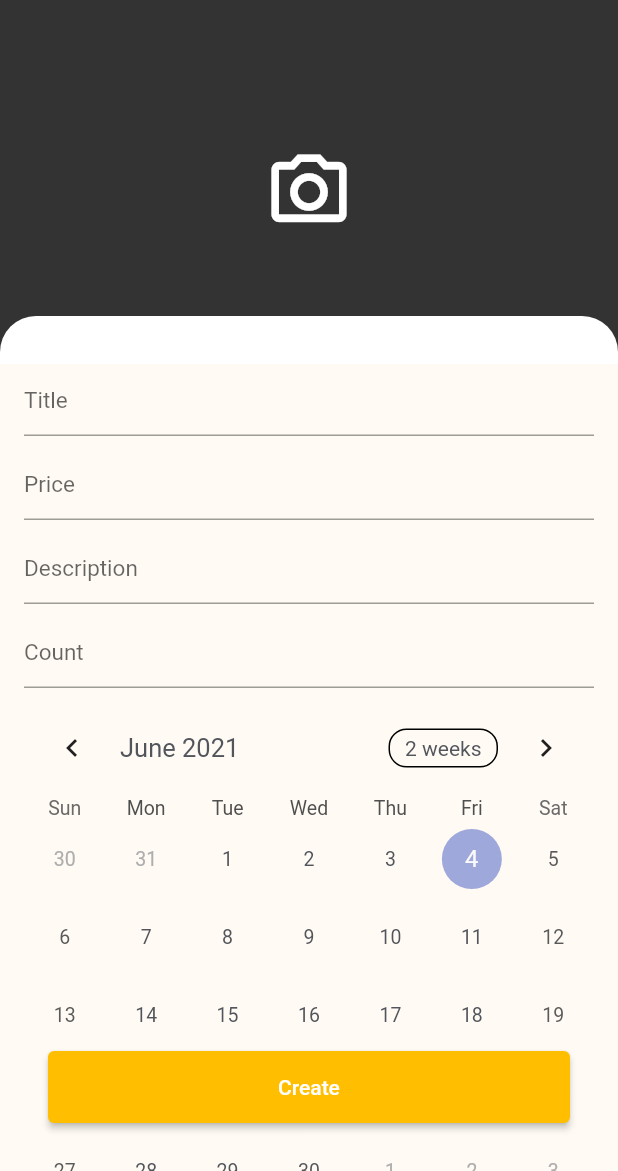
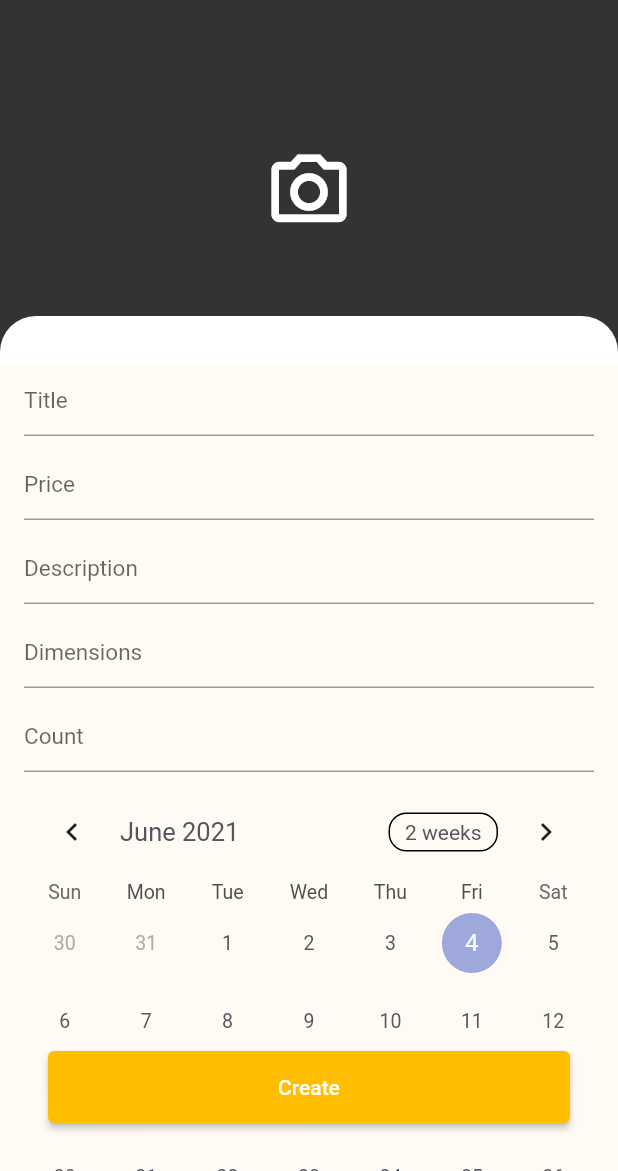
Before and after one commit to HackIDC65/HackIDC65App, a Flutter app: the CreateItemScreen screen opened directly with empty values, on a phone screen of 412 x 824 dp, the part 65-1236 px from its top. Run offline on Flutter 3.47's test engine with Material 2 defaults, Android fonts, the phone set to English and light mode, and no system bars; drawn by our look-alikes of flutter_platform_widgets, table_calendar; our stand-ins replace cloud_firestore, firebase_core, firebase_storage, flutter_typeahead, get_it, google_fonts and 3 more; missing offline and left inert: cupertino_stepper, flutter_facebook_auth; accounts and stored records are empty; generated files the repository leaves out were written again; Roboto replaces fonts that are missing (Assistant).

Commit message:
add dimensions

```diff
--- a/lib/l10n/app_en.arb
+++ b/lib/l10n/app_en.arb
@@ -447,5 +447,10 @@
   "@itemAvailableFromHint": {
     "description": "",
     "type": "text"
+  },
+  "itemDimensionsHint": "Dimensions",
+  "@itemDimensionsHint": {
+    "description": "",
+    "type": "text"
   }
 }
--- a/lib/models/item.dart
+++ b/lib/models/item.dart
@@ -4,6 +4,7 @@ class Item {
   final int? price;
   final int? count;
   final String? desc;
+  final String? dimensions;
   final DateTime? pickupTime;
   final List<String>? images;
   bool reserved;
@@ -14,6 +15,7 @@ class Item {
     this.price,
     this.count,
     this.desc,
+    this.dimensions,
     this.pickupTime,
     this.images,
     this.reserved = false,
@@ -26,6 +28,7 @@ class Item {
     price: json['price'] is int ? json['price'] as int : null,
     count: json['count'] is int ? json['count'] as int : null,
     desc: json['desc'] is String ? json['desc'] as String : null,
+    dimensions: json['dimensions'] is String ? json['dimensions'] as String : null,
     pickupTime: json['pickupTime'] is DateTime
         ? json['pickupTime'] as DateTime
         : null,
--- a/lib/shared/create_item_view.dart
+++ b/lib/shared/create_item_view.dart
@@ -35,6 +35,7 @@ class _CreateItemViewState extends State<CreateItemView> {
   String? title;
   int? price;
   String? desc;
+  String? dimensions;
   int? count;
   DateTime? _selectedDay;
   DateTime? _focusedDay;
@@ -48,6 +49,7 @@ class _CreateItemViewState extends State<CreateItemView> {
     title = widget.item?.title;
     price = widget.item?.price;
     desc = widget.item?.desc;
+    dimensions = widget.item?.dimensions;
     count = widget.item?.count;
     _selectedDay = widget.item?.pickupTime;
     _focusedDay = widget.item?.pickupTime;
@@ -175,7 +177,18 @@ class _CreateItemViewState extends State<CreateItemView> {
                         this.desc = value;
                       },
                       hintText:
-                          AppLocalizations.of(context)?.itemDescriptionHint,
+                      AppLocalizations.of(context)?.itemDescriptionHint,
+                    ),
+                    SizedBox(height: 8),
+                    PlatformTextFormField(
+                      controller: TextEditingController.fromValue(
+                        TextEditingValue(text: dimensions ?? ''),
+                      ),
+                      onChanged: (value) {
+                        this.dimensions = value;
+                      },
+                      hintText:
+                      AppLocalizations.of(context)?.itemDimensionsHint,
                     ),
                     SizedBox(height: 8),
                     PlatformTextFormField(
@@ -235,6 +248,7 @@ class _CreateItemViewState extends State<CreateItemView> {
                   'images': images.map((e) => e.url).toList().where((element) => element != null).toList(),
                   'price': this.price,
                   'desc': this.desc,
+                  'dimensions': this.dimensions,
                   'count': this.count,
                   'pickupTime': this._selectedDay,
                 };
--- a/lib/shared/views/view_item_view.dart
+++ b/lib/shared/views/view_item_view.dart
@@ -156,7 +156,7 @@ class _ViewItemViewState extends State<ViewItemView> {
                       _buildField(
                         context,
                         "Dimensions",
-                        widget.item.desc ?? "unknown",
+                        widget.item.dimensions ?? "unknown",
                       ),
                       SizedBox(height: 16),
                       _buildField(context, "Address", "address"),
```
